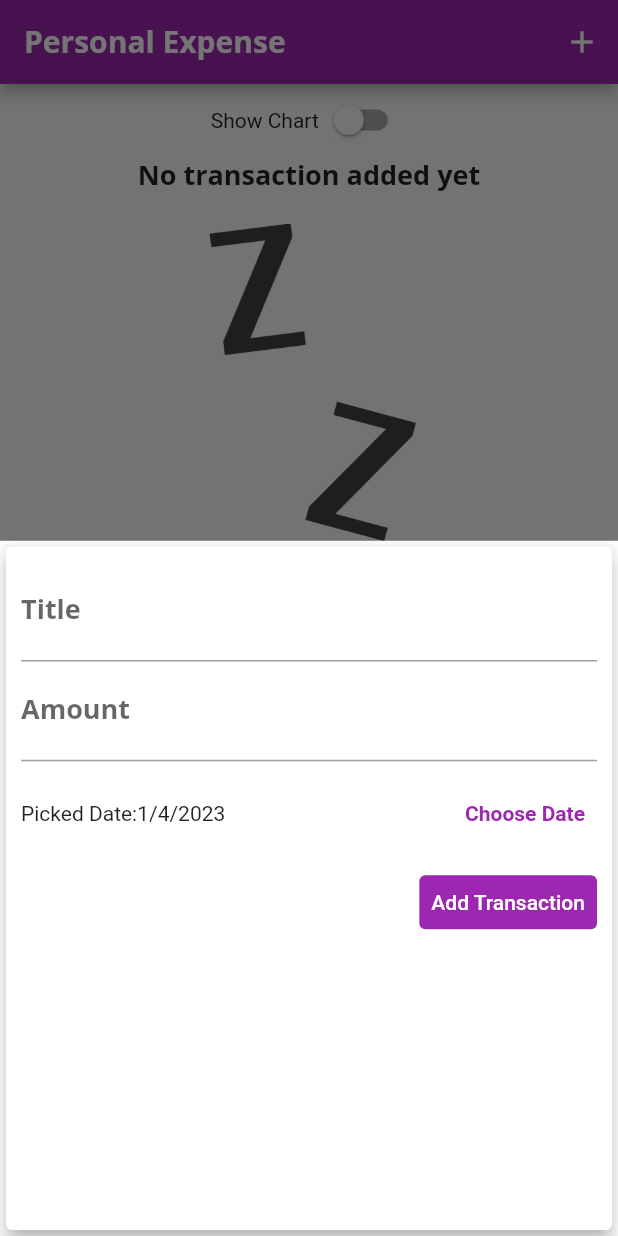
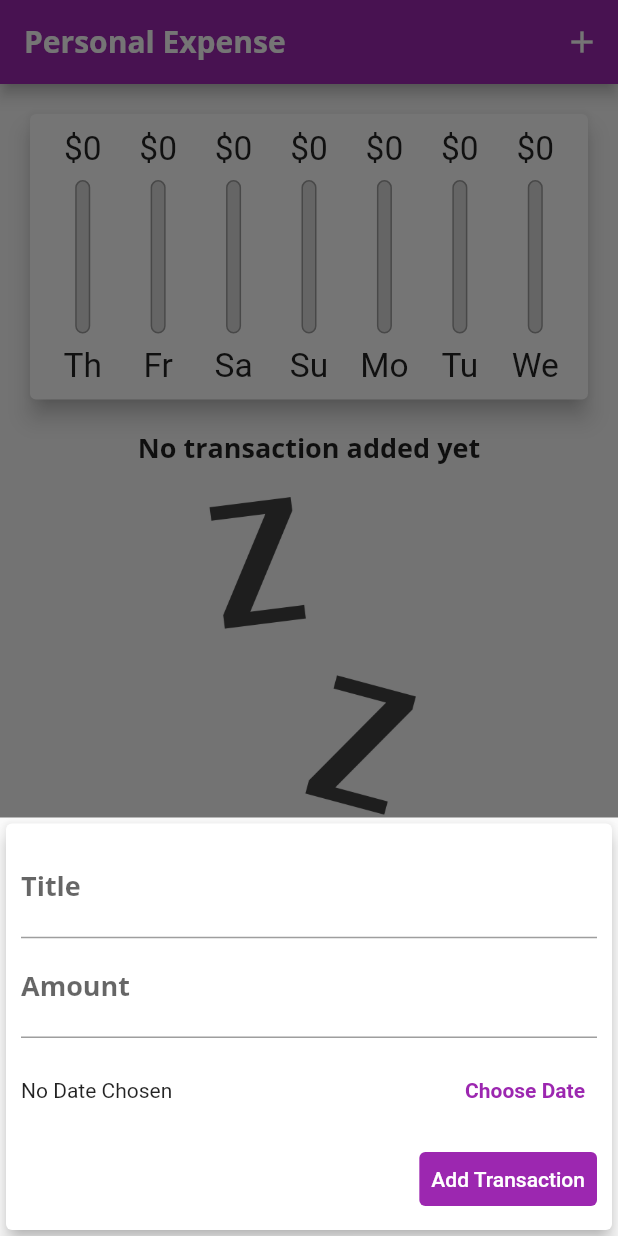
Before and after one commit to haile-12-21-23/expense_planner, a Flutter app: the screen it shows after launch, after a tap on the "add" icon, on a phone screen of 412 x 824 dp. Run offline on Flutter 3.47's test engine with Material 2 defaults, Android fonts, the phone set to English and light mode, and no system bars; Roboto replaces fonts that are missing (Open Sans).

Commit message:
added mediaquery for showbottom sheet

```diff
--- a/lib/main.dart
+++ b/lib/main.dart
@@ -114,6 +114,8 @@ class _MyHomePageState extends State<MyHomePage> {
 
   @override
   Widget build(BuildContext context) {
+    final isLandScape =
+        MediaQuery.of(context).orientation == Orientation.landscape;
     final appBar = AppBar(
         title: const Text(
           'Personal Expense',
@@ -126,12 +128,23 @@ class _MyHomePageState extends State<MyHomePage> {
             onPressed: () => startAddNewTransaction(context),
           )
         ]);
+    final transactionListWidget = SizedBox(
+      height: (MediaQuery.of(context).size.height -
+              appBar.preferredSize.height -
+              MediaQuery.of(context).padding.top) *
+          0.7,
+      child: TransactionList(
+        transactions: userTransactions,
+        deleteTx: deleteTransaction,
+      ),
+    );
     return Scaffold(
       appBar: appBar,
       body: SingleChildScrollView(
         child: Column(
           crossAxisAlignment: CrossAxisAlignment.stretch,
           children: <Widget>[
+            if (isLandScape)
               Row(
                 mainAxisAlignment: MainAxisAlignment.center,
                 children: [
@@ -146,6 +159,18 @@ class _MyHomePageState extends State<MyHomePage> {
                   ),
                 ],
               ),
+            if (!isLandScape)
+              SizedBox(
+                height: (MediaQuery.of(context).size.height -
+                        appBar.preferredSize.height -
+                        MediaQuery.of(context).padding.top) *
+                    0.3,
+                child: Chart(
+                  recentTransactions: recentTransactions.toList(),
+                ),
+              ),
+            if (!isLandScape) transactionListWidget,
+            if (isLandScape)
               showChart
                   ? SizedBox(
                       height: (MediaQuery.of(context).size.height -
@@ -156,16 +181,7 @@ class _MyHomePageState extends State<MyHomePage> {
                         recentTransactions: recentTransactions.toList(),
                       ),
                     )
-                : SizedBox(
-                    height: (MediaQuery.of(context).size.height -
-                            appBar.preferredSize.height -
-                            MediaQuery.of(context).padding.top) *
-                        0.7,
-                    child: TransactionList(
-                      transactions: userTransactions,
-                      deleteTx: deleteTransaction,
-                    ),
-                  )
+                  : transactionListWidget
           ],
         ),
       ),
--- a/lib/widgets/new_transaction.dart
+++ b/lib/widgets/new_transaction.dart
@@ -12,7 +12,7 @@ class NewTransaction extends StatefulWidget {
 class _NewTransactionState extends State<NewTransaction> {
   final titleController = TextEditingController();
   final amountController = TextEditingController();
-  late DateTime selectedDate = DateTime.now();
+  late DateTime? selectedDate = null;
 
   void submitList() {
     final enteredTitle = titleController.text.trim();
@@ -47,10 +47,15 @@ class _NewTransactionState extends State<NewTransaction> {
 
   @override
   Widget build(BuildContext context) {
-    return Card(
+    return SingleChildScrollView(
+      child: Card(
         elevation: 5,
         child: Container(
-        padding: const EdgeInsets.all(10),
+          padding: EdgeInsets.only(
+              top: 10,
+              left: 10,
+              right: 10,
+              bottom: MediaQuery.of(context).viewInsets.bottom + 10),
           child: Column(
             crossAxisAlignment: CrossAxisAlignment.end,
             children: [
@@ -75,7 +80,7 @@ class _NewTransactionState extends State<NewTransaction> {
                     Expanded(
                       child: Text(selectedDate == null
                           ? 'No Date Chosen'
-                        : 'Picked Date:${DateFormat.yMd().format(selectedDate)}'),
+                          : 'Picked Date:${DateFormat.yMd().format(selectedDate!)}'),
                     ),
                     TextButton(
                         onPressed: presentDatePicker,
@@ -99,6 +104,7 @@ class _NewTransactionState extends State<NewTransaction> {
             ],
           ),
         ),
+      ),
     );
   }
 }
```
Lines whose indentation alone changed are shown as unchanged.
